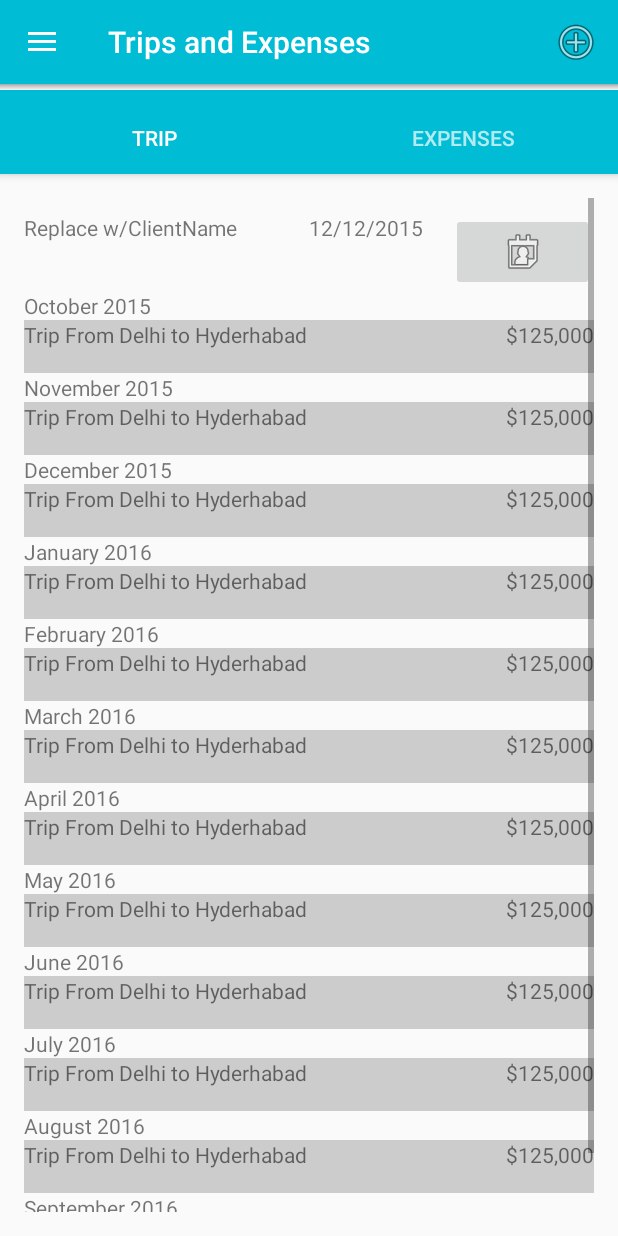
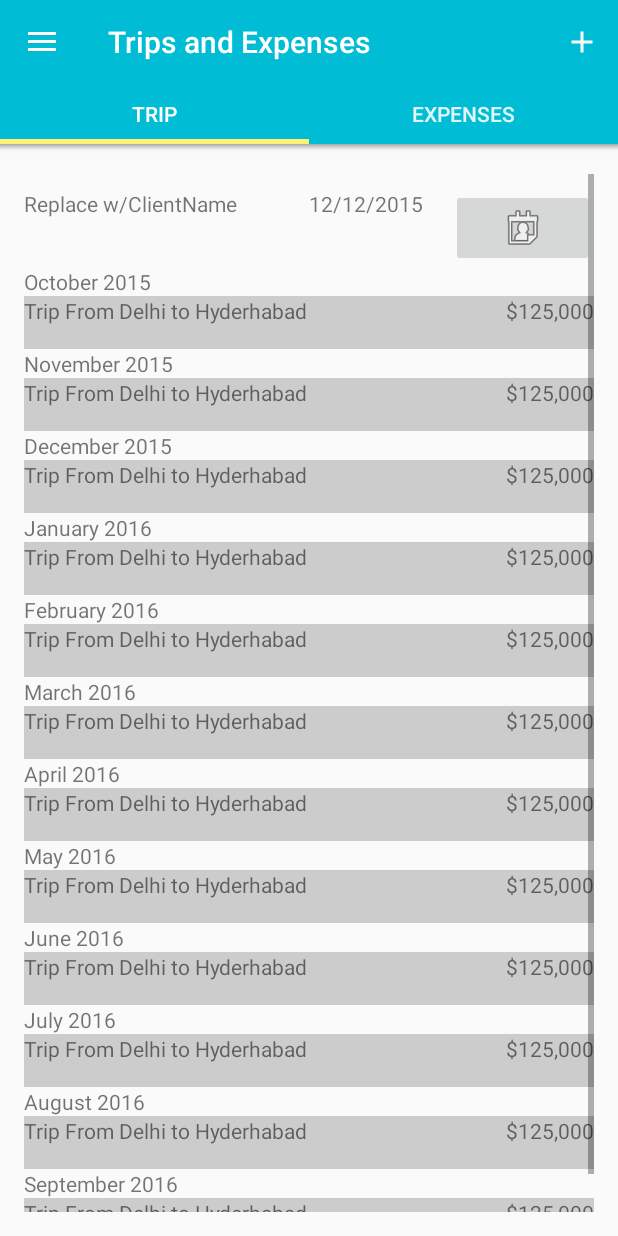
Before and after one commit to BitCloude/TheTravelingSalesman, an Android app: the TripExpMan screen opened directly, with no data from a screen before it, on a phone screen of 412 x 824 dp. Run offline under Robolectric (Android 15) with nearby library versions, the phone set to English and light mode, and no system bars.

Commit message:
trip expenses tab changed icon changed

```diff
--- a/app/src/main/java/com/appers/ayvaz/thetravelingsalesman/LandingActivity.java
+++ b/app/src/main/java/com/appers/ayvaz/thetravelingsalesman/LandingActivity.java
@@ -26,9 +26,9 @@ public class LandingActivity extends BaseActivity implements ClientFragment.OnLi
     protected void onCreate(Bundle savedInstanceState) {
         super.onCreate(savedInstanceState);
         ViewGroup viewStub = (ViewGroup) findViewById(R.id.view_stub);
+        getLayoutInflater().inflate(R.layout.activity_landing, viewStub);
+
         ViewGroup appBar = (ViewGroup) findViewById(R.id.appbar);
-
-        getLayoutInflater().inflate(R.layout.activity_landing, viewStub);
         getLayoutInflater().inflate(R.layout.layout_tab, appBar);
         setTitle(R.string.title_activity_landing);
 //        viewStub.removeView(findViewById(R.id.appbar_shadow));
--- a/app/src/main/java/com/appers/ayvaz/thetravelingsalesman/TripExpMan.java
+++ b/app/src/main/java/com/appers/ayvaz/thetravelingsalesman/TripExpMan.java
@@ -66,6 +66,8 @@ public class TripExpMan extends BaseActivity {
         super.onCreate(savedInstanceState);
         ViewGroup viewStub = (ViewGroup) findViewById(R.id.view_stub);
         getLayoutInflater().inflate(R.layout.activity_trip_exp_man, viewStub);
+        ViewGroup appBar = (ViewGroup) findViewById(R.id.appbar);
+        getLayoutInflater().inflate(R.layout.layout_tab, appBar);
 
         setTitle("Trips and Expenses");
        /* Toolbar toolbar = (Toolbar) findViewById(R.id.toolbar);
@@ -86,7 +88,7 @@ public class TripExpMan extends BaseActivity {
         mViewPager = (ViewPager) findViewById(R.id.container);
         mViewPager.setAdapter(mSectionsPagerAdapter);
 
-        TabLayout tabLayout = (TabLayout) findViewById(R.id.tabs);
+        TabLayout tabLayout = (TabLayout) findViewById(R.id.tabLayout);
         tabLayout.setupWithViewPager(mViewPager);
 
 
@@ -110,7 +112,7 @@ public class TripExpMan extends BaseActivity {
         //getMenuInflater().inflate(R.menu.menu_trip_exp_man, menu);
         menu.add(1, 66, 100, "ADD");
         //menu.findItem(11).setIcon(android.R.drawable.ic_menu_save);
-        menu.findItem(66).setIcon(android.R.drawable.ic_menu_add);
+        menu.findItem(66).setIcon(R.drawable.ic_add_white_24dp);
         menu.findItem(66).setShowAsAction(MenuItem.SHOW_AS_ACTION_ALWAYS);
         return true;
     }
--- a/app/src/main/res/layout/activity_trip_exp_man.xml
+++ b/app/src/main/res/layout/activity_trip_exp_man.xml
@@ -1,27 +1,23 @@
 <?xml version="1.0" encoding="utf-8"?>
-<android.support.v4.widget.DrawerLayout
+
+<android.support.design.widget.CoordinatorLayout
     xmlns:android="http://schemas.android.com/apk/res/android"
     xmlns:tools="http://schemas.android.com/tools"
     xmlns:app="http://schemas.android.com/apk/res-auto"
-    android:layout_width="match_parent"
-    android:layout_height="match_parent"
-    android:id="@+id/layoutDraw"
-    tools:context="com.appers.ayvaz.thetravelingsalesman.TripExpMan">
-
-<android.support.design.widget.CoordinatorLayout
+    tools:context="com.appers.ayvaz.thetravelingsalesman.TripExpMan"
     android:id="@+id/main_content"
     android:layout_width="match_parent"
     android:layout_height="match_parent"
     android:fitsSystemWindows="true">
 
-    <android.support.design.widget.AppBarLayout
+    <!--android.support.design.widget.AppBarLayout
         android:id="@+id/appbar"
         android:layout_width="match_parent"
         android:layout_height="wrap_content"
         android:paddingTop="@dimen/appbar_padding_top"
         android:theme="@style/AppTheme.AppBarOverlay">
 
-      <!-- <android.support.v7.widget.Toolbar
+      < <android.support.v7.widget.Toolbar
             android:id="@+id/toolbar"
             android:layout_width="match_parent"
             android:layout_height="?attr/actionBarSize"
@@ -29,14 +25,14 @@
             app:popupTheme="@style/AppTheme.PopupOverlay"
             app:layout_scrollFlags="scroll|enterAlways">
 
-        </android.support.v7.widget.Toolbar>-->
+        </android.support.v7.widget.Toolbar>>
 
         <android.support.design.widget.TabLayout
             android:id="@+id/tabs"
             android:layout_width="match_parent"
             android:layout_height="wrap_content" />
 
-    </android.support.design.widget.AppBarLayout>
+    </android.support.design.widget.AppBarLayout -->
 
     <android.support.v4.view.ViewPager
         android:id="@+id/container"
@@ -46,7 +42,3 @@
 
 
 </android.support.design.widget.CoordinatorLayout>
-
-    <include layout="@layout/navigation_panel" />
-
-</android.support.v4.widget.DrawerLayout>
```
Also changed, not shown: app/src/main/res/drawable-hdpi/ic_add_white_24dp.png (added), app/src/main/res/drawable-mdpi/ic_add_white_24dp.png (added), app/src/main/res/drawable-xhdpi/ic_add_white_24dp.png (added), app/src/main/res/drawable-xxhdpi/ic_add_white_24dp.png (added).
